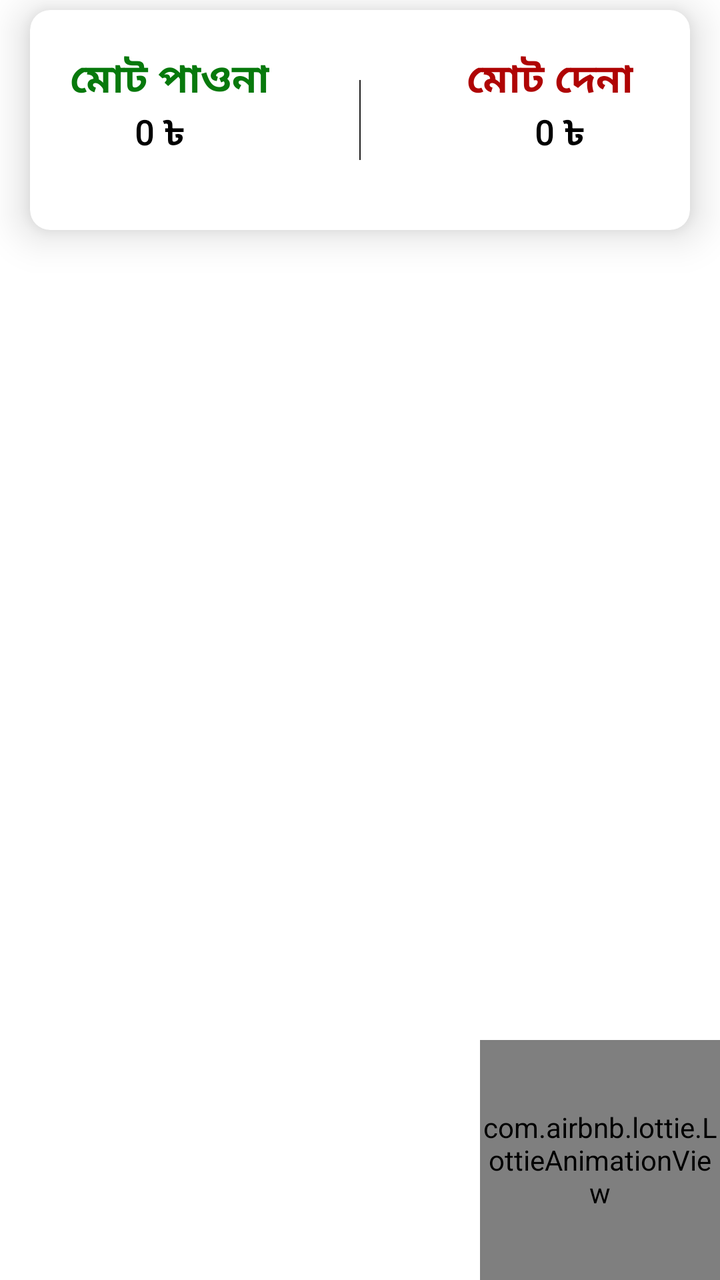
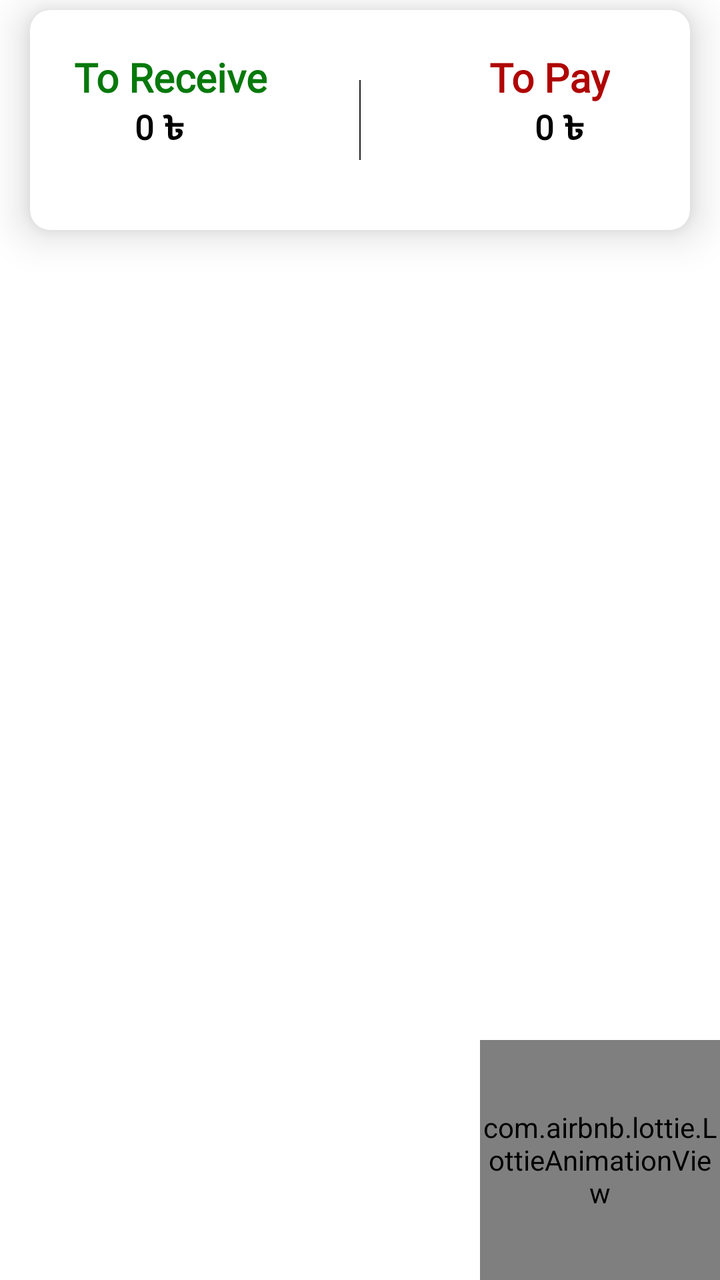

An Android layout rendered at two revisions. The XML below is the earlier revision; the diff shows what the commit changed to produce the second picture.
<!-- AndroidManifest.xml: application theme Theme.HisabKorun -->
<!-- res/layout/fragment_home.xml -->
<?xml version="1.0" encoding="utf-8"?>
<RelativeLayout xmlns:android="http://schemas.android.com/apk/res/android"
    xmlns:tools="http://schemas.android.com/tools"
    android:layout_width="match_parent"
    android:layout_height="match_parent"
    xmlns:app="http://schemas.android.com/apk/res-auto"
    android:background="#fff"
    tools:context=".HomeFragment">


    <androidx.cardview.widget.CardView
        android:id="@+id/card_home"
        android:layout_width="match_parent"
        android:layout_height="110dp"
        android:background="@android:color/transparent"
        app:cardCornerRadius="10dp"
        app:cardElevation="12dp"
        android:layout_marginHorizontal="15dp"
        android:layout_marginTop="5dp"

        app:cardBackgroundColor="#FFFFFF">
        <RelativeLayout
            android:layout_width="match_parent"
            android:layout_height="match_parent">


            <View
                android:layout_width="0.8dp"
                android:layout_height="match_parent"
                android:layout_centerHorizontal="true"
                android:layout_marginVertical="35dp"
                android:background="#1F1E1E" />

            <TextView
                android:id="@+id/op1"
                android:layout_width="wrap_content"
                android:layout_height="wrap_content"
                android:text="মোট পাওনা"
                android:gravity="center"
                android:textSize="20dp"
                android:fontFamily="@font/ballo"
                android:layout_centerHorizontal="true"
                android:textStyle="bold"
                android:textColor="#07790C"
                android:layout_marginTop="20dp"


                android:translationX="-95dp"/>

            <TextView
                android:id="@+id/txt_paona1"
                android:layout_width="wrap_content"
                android:layout_height="wrap_content"
                android:layout_below="@+id/op1"
                android:text="0 ৳"
                android:gravity="center"
                android:maxWidth="160dp"
                android:maxLines="1"
                android:ellipsize="end"
                android:fontFamily="@font/ballo"

                android:textSize="17dp"
                android:layout_centerHorizontal="true"
                android:textStyle="bold"
                android:textColor="#000000"
                android:translationX="-100dp"/>


            <TextView

                android:id="@+id/op2"
                android:layout_width="wrap_content"
                android:layout_height="wrap_content"
                android:text="মোট দেনা"
                android:gravity="center"
                android:fontFamily="@font/ballo"

                android:layout_marginTop="20dp"

                android:textSize="20dp"
                android:layout_centerHorizontal="true"

                android:textStyle="bold"
                android:textColor="#AF0404"
                android:translationX="95dp"/>

            <TextView
                android:layout_below="@+id/op2"
                android:id="@+id/txt_dena1"
                android:layout_width="wrap_content"
                android:layout_height="wrap_content"
                android:text="0 ৳"

                android:gravity="center"
                android:fontFamily="@font/ballo"

                android:maxWidth="160dp"
                android:maxLines="1"
                android:ellipsize="end"
                android:textSize="17dp"
                android:layout_centerHorizontal="true"
                android:textStyle="bold"
                android:textColor="#000000"
                android:translationX="100dp"/>

        </RelativeLayout>


    </androidx.cardview.widget.CardView>





    <ListView
        android:id="@+id/recycler_1"
        android:layout_width="match_parent"
        android:layout_height="match_parent"
        android:divider="@null"

        android:listSelector="@android:color/transparent"
        android:layout_marginTop="10dp"
        android:visibility="visible"
        android:layout_below="@+id/card_home"/>



    <com.airbnb.lottie.LottieAnimationView
        android:id="@+id/img1"
        android:layout_width="120dp"
        android:layout_height="120dp"
        app:lottie_autoPlay="true"
        android:layout_alignParentBottom="true"
        app:lottie_rawRes="@raw/add_person2"
        android:layout_alignParentRight="true"
        android:clickable="true"
        android:foreground="@drawable/circle_cir"
        app:lottie_loop="true"/>





    <ImageView
        android:visibility="gone"
        android:id="@+id/no_data_img_home"
        android:layout_width="200dp"
        android:layout_height="200dp"
        android:layout_centerInParent="true"
        android:src="@drawable/no_data"
        android:translationY="30dp"/>

    <TextView
        android:id="@+id/empty_txt_home"
        android:layout_width="wrap_content"
        android:layout_height="wrap_content"
        android:text="কোনো তথ্য পাওয়া যায়নি "
        android:layout_below="@+id/no_data_img_home"
        android:layout_centerHorizontal="true"
        android:translationY="20dp"
        android:visibility="gone"/>















</RelativeLayout>
<!-- resources referenced by this layout -->
<resources>
  <!-- drawable circle_cir (drawable) -->
  <?xml version="1.0" encoding="utf-8"?>
  <ripple xmlns:android="http://schemas.android.com/apk/res/android"
      android:color="?attr/colorControlHighlight">
      <item android:id="@android:id/mask">
          <shape android:shape="oval">
              <solid android:color="?attr/colorPrimary"/>
          </shape>
      </item>
  </ripple>
  <!-- drawable no_data: jpg bitmap (drawable, 374371 bytes) -->
  <style name="Theme.HisabKorun" parent="Base.Theme.HisabKorun" />
  <style name="Base.Theme.HisabKorun" parent="Theme.Material3.Light.NoActionBar">
          <item name="android:statusBarColor" tools:targetApi="l">#FFFFFF</item>
          <item name="android:windowLightStatusBar" tools:ignore="NewApi">true</item>
  
      </style>
</resources>

<!-- the commit's change to res/layout/fragment_home.xml (unified diff, before → after) -->
@@ -35,7 +35,7 @@
                 android:id="@+id/op1"
                 android:layout_width="wrap_content"
                 android:layout_height="wrap_content"
-                android:text="মোট পাওনা"
+                android:text="To Receive"
                 android:gravity="center"
                 android:textSize="20dp"
                 android:fontFamily="@font/ballo"
@@ -71,7 +71,7 @@
                 android:id="@+id/op2"
                 android:layout_width="wrap_content"
                 android:layout_height="wrap_content"
-                android:text="মোট দেনা"
+                android:text="To Pay"
                 android:gravity="center"
                 android:fontFamily="@font/ballo"
 
@@ -154,7 +154,7 @@
         android:id="@+id/empty_txt_home"
         android:layout_width="wrap_content"
         android:layout_height="wrap_content"
-        android:text="কোনো তথ্য পাওয়া যায়নি "
+        android:text="No information found"
         android:layout_below="@+id/no_data_img_home"
         android:layout_centerHorizontal="true"
         android:translationY="20dp"
